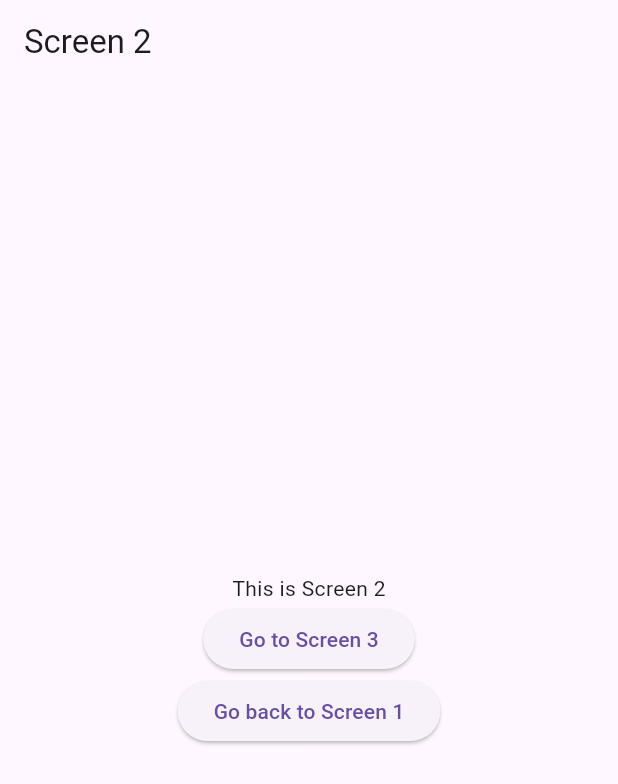
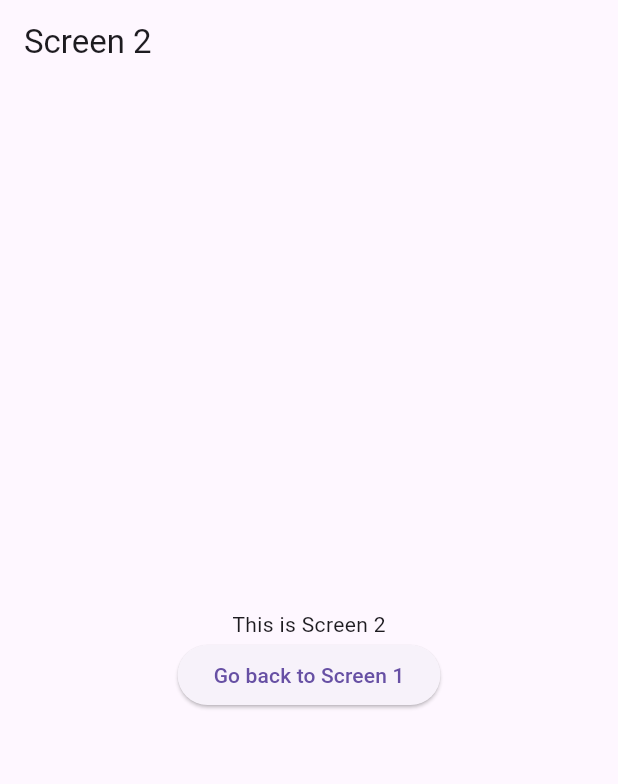
Before and after one commit to ovch1nn1kovden1s/financeManager, a Flutter app: the Screen2 screen opened by its route, on a phone screen of 412 x 824 dp. Shown: the top 784 px of the screen. Run offline on Flutter 3.47's test engine with Material 3 defaults, Android fonts, the phone set to English and light mode, and no system bars; our stand-ins replace flutter_bloc, get_it, go_router.

Commit message:
Испрвил скрин2

```diff
--- a/lib/presentation/screens/screen2.dart
+++ b/lib/presentation/screens/screen2.dart
@@ -14,10 +14,6 @@ class Screen2 extends StatelessWidget {
           children: [
             const Text('This is Screen 2'),
             ElevatedButton(
-              onPressed: () => context.go('/screen3'),
-              child: const Text('Go to Screen 3'),
-            ),
-            ElevatedButton(
               onPressed: () => context.go('/'),
               child: const Text('Go back to Screen 1'),
             ),
```
